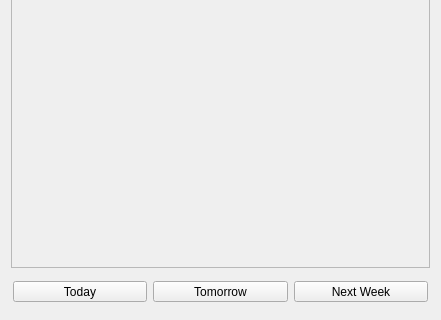
Old version of the form src/msgdialog.ui in the repository ic005k/Knot-Legacy; both pictures show x 0 to 441 and y 225 to 545 of the 441 by 545 pixel window.
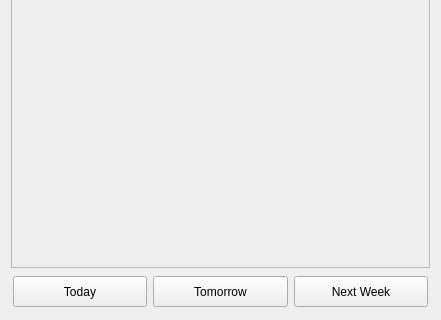
New version of the form.

Diff of the .ui file:
```diff
--- a/src/msgdialog.ui
+++ b/src/msgdialog.ui
@@ -305,7 +305,7 @@
       <item>
        <widget class="QToolButton" name="btnToday">
         <property name="sizePolicy">
-         <sizepolicy hsizetype="Preferred" vsizetype="Fixed">
+         <sizepolicy hsizetype="Preferred" vsizetype="Preferred">
           <horstretch>0</horstretch>
           <verstretch>0</verstretch>
          </sizepolicy>
@@ -318,7 +318,7 @@
       <item>
        <widget class="QToolButton" name="btnTomorrow">
         <property name="sizePolicy">
-         <sizepolicy hsizetype="Preferred" vsizetype="Fixed">
+         <sizepolicy hsizetype="Preferred" vsizetype="Preferred">
           <horstretch>0</horstretch>
           <verstretch>0</verstretch>
          </sizepolicy>
@@ -331,7 +331,7 @@
       <item>
        <widget class="QToolButton" name="btnNextWeek">
         <property name="sizePolicy">
-         <sizepolicy hsizetype="Preferred" vsizetype="Fixed">
+         <sizepolicy hsizetype="Preferred" vsizetype="Preferred">
           <horstretch>0</horstretch>
           <verstretch>0</verstretch>
          </sizepolicy>
```
